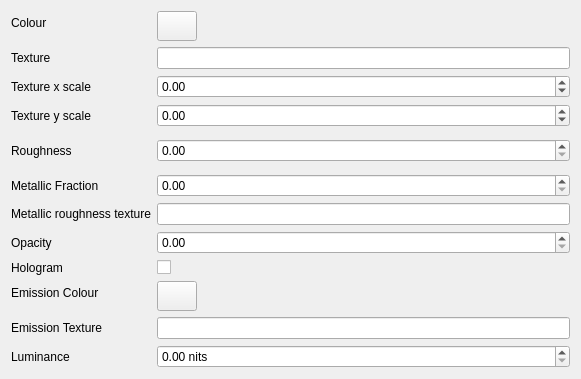
This is gui_client/MaterialEditor.ui in shipilovden/substrata-metasiberia as Qt 5 draws it before an edit. The edited form follows.
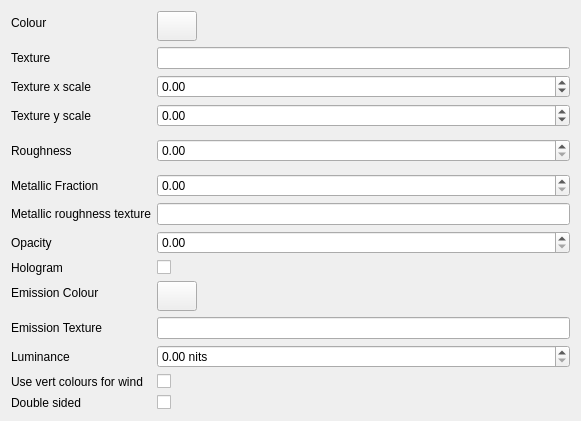
This is the edited form. Custom widgets are drawn as their Qt base class.

Commit message: Setting grass_pusher_sphere_pos. Added bump allocator to MainWindow. Tweaks to BiomeManager to make work with TerrainScattering. Added windCheckBox and doubleSidedCheckBox to material editor. Added rotation attribute to imposters. Added non-drawing of imposters object if no part of the chunk is on vegetation.

The edit to the form file:
```diff
--- a/gui_client/MaterialEditor.ui
+++ b/gui_client/MaterialEditor.ui
@@ -7,7 +7,7 @@
     <x>0</x>
     <y>0</y>
     <width>581</width>
-    <height>354</height>
+    <height>374</height>
    </rect>
   </property>
   <property name="windowTitle">
@@ -230,6 +230,34 @@
      </property>
     </widget>
    </item>
+   <item row="15" column="1">
+    <widget class="QCheckBox" name="windCheckBox">
+     <property name="text">
+      <string/>
+     </property>
+    </widget>
+   </item>
+   <item row="15" column="0">
+    <widget class="QLabel" name="label_13">
+     <property name="text">
+      <string>Use vert colours for wind</string>
+     </property>
+    </widget>
+   </item>
+   <item row="16" column="1">
+    <widget class="QCheckBox" name="doubleSidedCheckBox">
+     <property name="text">
+      <string/>
+     </property>
+    </widget>
+   </item>
+   <item row="16" column="0">
+    <widget class="QLabel" name="label_14">
+     <property name="text">
+      <string>Double sided</string>
+     </property>
+    </widget>
+   </item>
   </layout>
  </widget>
  <customwidgets>
```
The commit also changes 11 other files.
